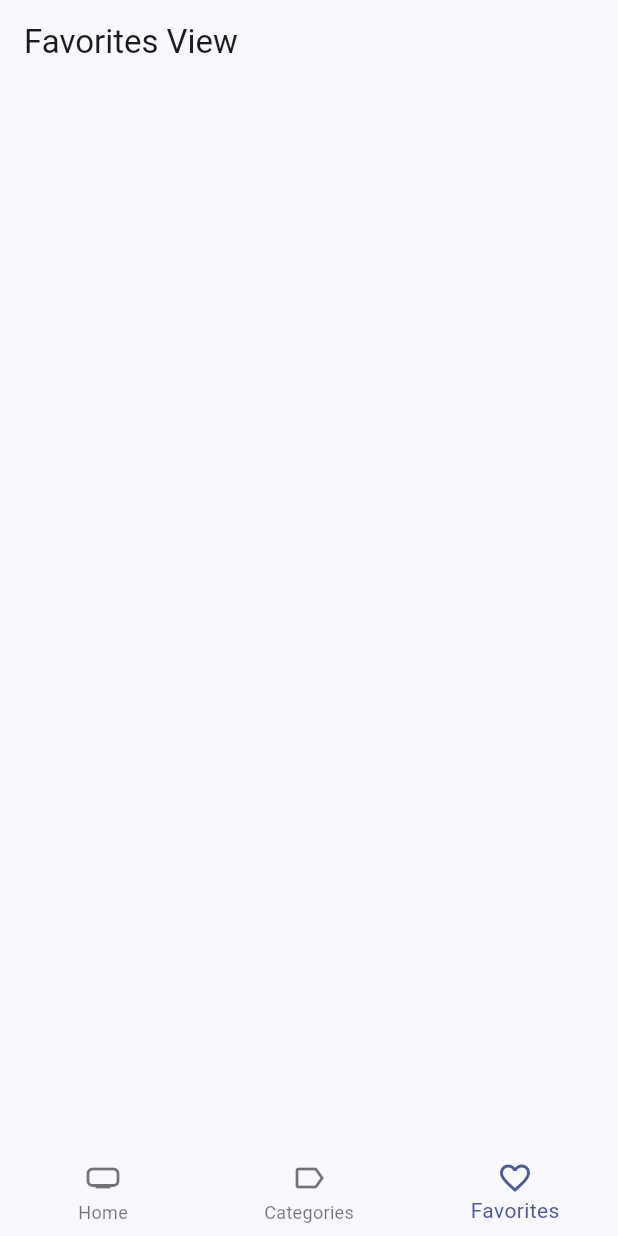
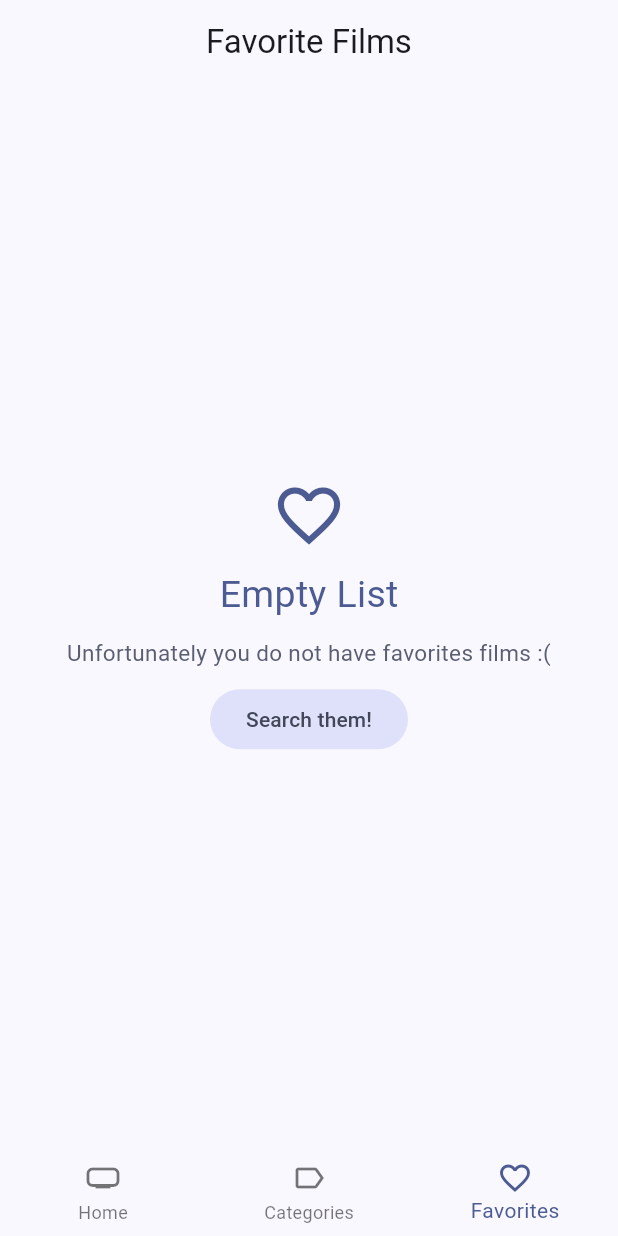
Before and after one commit to antjiminf/cinema_wisdom, a Flutter app: the screen it shows after launch, item 3 of the bottom bar chosen, on a phone screen of 412 x 824 dp. Run offline on Flutter 3.47's test engine with Material 2 defaults, Android fonts, the light colour scheme and no system bars; our stand-ins replace animate_do, card_swiper, dio, flutter_dotenv, flutter_riverpod, go_router and 1 more; accounts and stored records are empty; generated files the repository leaves out were written again; network calls fail.

Commit message:
no favorites view

```diff
--- a/lib/presentation/views/movies/favorites_view.dart
+++ b/lib/presentation/views/movies/favorites_view.dart
@@ -2,6 +2,7 @@ import 'package:cinema_wisdom/presentation/providers/providers.dart';
 import 'package:cinema_wisdom/presentation/widgets/movies/movie_masonry.dart';
 import 'package:flutter/material.dart';
 import 'package:flutter_riverpod/flutter_riverpod.dart';
+import 'package:go_router/go_router.dart';
 
 class FavoritesView extends ConsumerStatefulWidget {
   const FavoritesView({super.key});
@@ -41,9 +42,15 @@ class FavoritesViewState extends ConsumerState<FavoritesView> {
   @override
   Widget build(BuildContext context) {
     final favoritesMovies = ref.watch(favoritesMoviesProvider).values.toList();
+
+    if (favoritesMovies.isEmpty) {
+      return _NoFavoritesWidget();
+    }
     return Scaffold(
       appBar: AppBar(
-        title: const Text('Favorites View'),
+        title: const Center(
+          child: Text('Favorites Films'),
+        ),
       ),
       body: MovieMasonry(
         movies: favoritesMovies,
@@ -52,3 +59,59 @@ class FavoritesViewState extends ConsumerState<FavoritesView> {
     );
   }
 }
+
+class _NoFavoritesWidget extends StatelessWidget {
+  @override
+  Widget build(BuildContext context) {
+    final colors = Theme.of(context).colorScheme;
+    return Scaffold(
+      appBar: AppBar(
+        title: const Center(
+          child: Text('Favorite Films'),
+        ),
+      ),
+      body: Center(
+        child: Column(
+          mainAxisAlignment: MainAxisAlignment.center,
+          crossAxisAlignment: CrossAxisAlignment.center,
+          children: [
+            Icon(
+              Icons.favorite_outline_sharp,
+              size: 50,
+              color: colors.primary,
+            ),
+            const SizedBox(height: 10),
+            Text(
+              'Empty List',
+              style: TextStyle(
+                fontSize: 25,
+                color: colors.primary,
+              ),
+            ),
+            const SizedBox(
+              height: 10,
+            ),
+            Padding(
+              padding: const EdgeInsets.symmetric(horizontal: 30),
+              child: Text(
+                'Unfortunately you do not have favorites films :(',
+                style: TextStyle(
+                  fontSize: 15,
+                  color: colors.secondary,
+                ),
+                textAlign: TextAlign.center,
+              ),
+            ),
+            const SizedBox(
+              height: 10,
+            ),
+            FilledButton.tonal(
+              onPressed: () => context.go('/home/0'),
+              child: const Text('Search them!'),
+            ),
+          ],
+        ),
+      ),
+    );
+  }
+}
--- a/lib/presentation/widgets/movies/movie_poster.dart
+++ b/lib/presentation/widgets/movies/movie_poster.dart
@@ -14,7 +14,8 @@ class MoviePoster extends StatelessWidget {
       onTap: () => context.push('/home/0/movie/${movie.id}'),
       child: ClipRRect(
         borderRadius: BorderRadius.circular(20),
-        child: FadeIn(
+        child: FadeInUp(
+          duration: const Duration(seconds: 1),
           child: Image.network(
             movie.posterPath,
           ),
```
